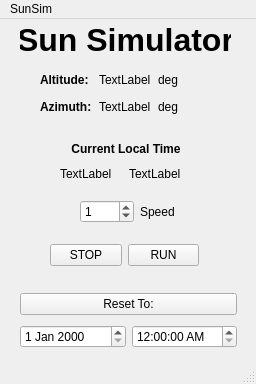
Above: development/sun_simulator/sun_simulator.ui from winter-telescope/observatory before the change. Below: the same form after it.
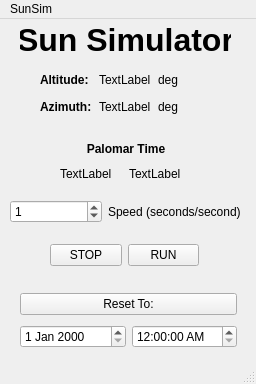
That is the form after the change.

What changed in the file:
```diff
--- a/development/sun_simulator/sun_simulator.ui
+++ b/development/sun_simulator/sun_simulator.ui
@@ -40,9 +40,9 @@
    <widget class="QWidget" name="layoutWidget">
     <property name="geometry">
      <rect>
-      <x>80</x>
+      <x>10</x>
       <y>180</y>
-      <width>113</width>
+      <width>231</width>
       <height>26</height>
      </rect>
     </property>
@@ -60,7 +60,7 @@
      <item>
       <widget class="QLabel" name="label_6">
        <property name="text">
-        <string>Speed</string>
+        <string>Speed (seconds/second)</string>
        </property>
       </widget>
      </item>
@@ -218,7 +218,7 @@
         </font>
        </property>
        <property name="text">
-        <string>Current Local Time</string>
+        <string>Palomar Time</string>
        </property>
        <property name="alignment">
         <set>Qt::AlignCenter</set>
```
Left out of the diff: 3 changed lines with no effect on the pictures.
